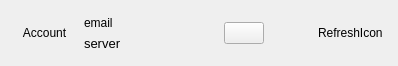
haiwen/seafile-client, file ui/account-view.ui: the form before one commit.
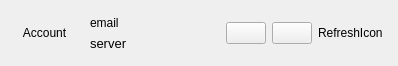
The form after the commit.

Commit message:
Support sort orders of the repo list (#1526)
* Support sort orders of the repo list

* Add the icon image

* Remove categories in sort orders

* Update action names

Diff of the .ui file:
```diff
--- a/ui/account-view.ui
+++ b/ui/account-view.ui
@@ -14,9 +14,6 @@
    <string>Form</string>
   </property>
   <layout class="QHBoxLayout" name="horizontalLayout">
-   <property name="spacing">
-    <number>0</number>
-   </property>
    <property name="leftMargin">
     <number>15</number>
    </property>
@@ -95,17 +92,14 @@
     </widget>
    </item>
    <item>
-    <spacer name="horizontalSpacer">
-     <property name="orientation">
-      <enum>Qt::Horizontal</enum>
+    <widget class="QPushButton" name="mSortPushButton">
+     <property name="toolTip">
+      <string>sort</string>
      </property>
-     <property name="sizeHint" stdset="0">
-      <size>
-       <width>200</width>
-       <height>20</height>
-      </size>
+     <property name="text">
+      <string/>
      </property>
-    </spacer>
+    </widget>
    </item>
    <item>
     <widget class="QLabel" name="mRefreshLabel">
```
The commit also changes 14 other files.
